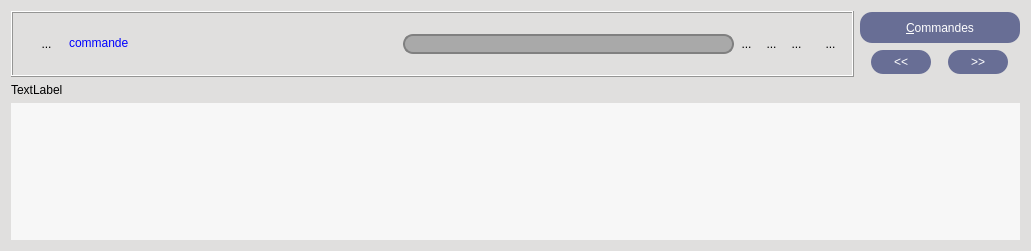
The window that UiQT4/desWidgetCommande.ui (SalomePlatform/eficas_tools) describes before a commit, drawn with Qt 5.
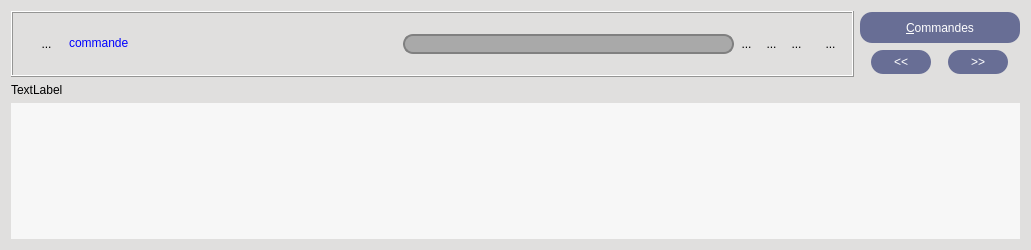
The same window after the commit. Icons and pictures are not drawn. Custom widgets are drawn as their Qt base class.

```diff
--- a/UiQT4/desWidgetCommande.ui
+++ b/UiQT4/desWidgetCommande.ui
@@ -7,7 +7,7 @@
     <x>0</x>
     <y>0</y>
     <width>1031</width>
-    <height>251</height>
+    <height>250</height>
    </rect>
   </property>
   <property name="sizePolicy">
@@ -580,7 +580,7 @@
         <x>0</x>
         <y>0</y>
         <width>1013</width>
-        <height>130</height>
+        <height>129</height>
        </rect>
       </property>
       <layout class="QVBoxLayout" name="verticalLayout">
@@ -591,6 +591,19 @@
          </property>
         </layout>
        </item>
+       <item>
+        <spacer name="verticalSpacer">
+         <property name="orientation">
+          <enum>Qt::Vertical</enum>
+         </property>
+         <property name="sizeHint" stdset="0">
+          <size>
+           <width>20</width>
+           <height>5</height>
+          </size>
+         </property>
+        </spacer>
+       </item>
       </layout>
      </widget>
     </widget>
```
Left out of the diff: 2 changed lines with no effect on the pictures.
